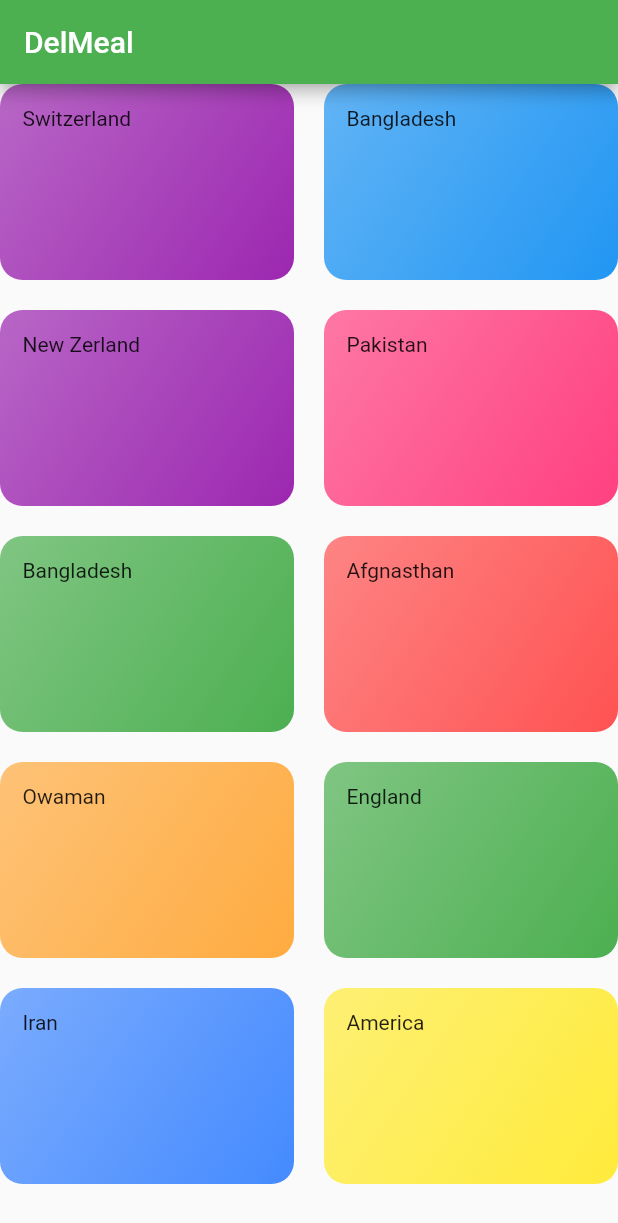
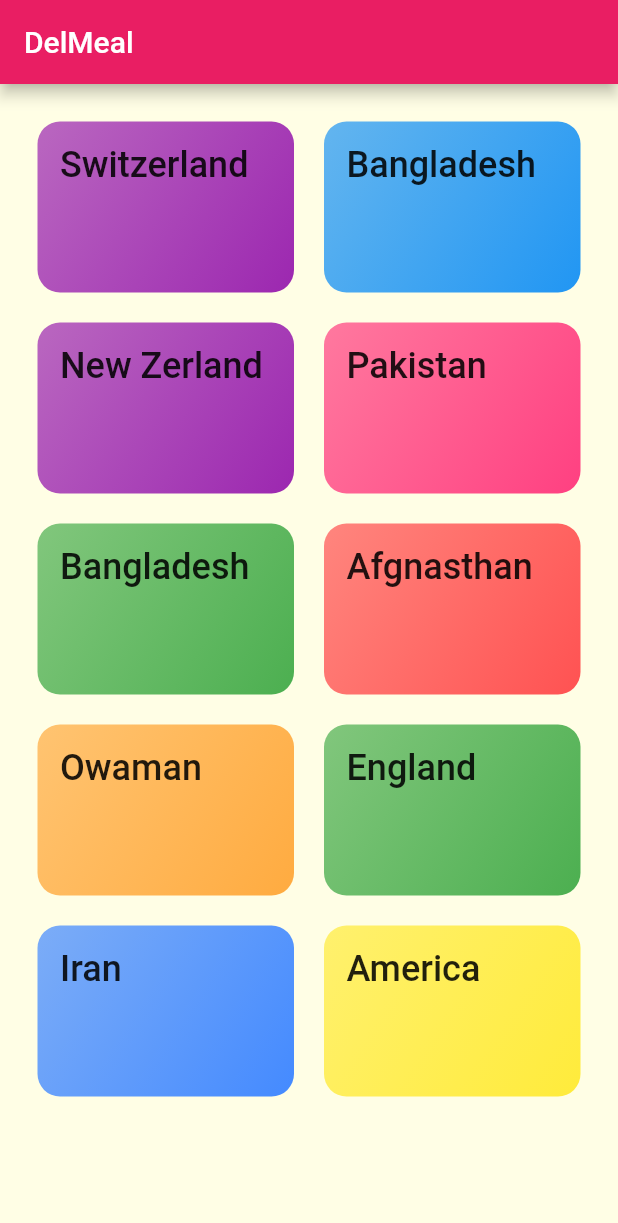
Before and after one commit to alaminsheikh01/Cooking_meal_app, a Flutter app: the screen it shows after launch, on a phone screen of 412 x 824 dp. Shown: the top 1223 px of the screen. Run offline on Flutter 3.47's test engine with Material 2 defaults, Android fonts, the phone set to English and light mode, and no system bars.

Commit message:
font style on card

```diff
--- a/lib/categories_screen.dart
+++ b/lib/categories_screen.dart
@@ -12,6 +12,7 @@
         title: Text('DelMeal'),
       ),
       body: GridView(
+        padding: const EdgeInsets.all(25),
         children: DUMMY_CATEGORIES
             .map(
               (catData) => CategoryItem(catData.title, catData.color),
--- a/lib/category_item.dart
+++ b/lib/category_item.dart
@@ -1,4 +1,4 @@
-import 'package:flutter/cupertino.dart';
+import 'package:flutter/material.dart';
 
 class CategoryItem extends StatelessWidget {
   final String title;
@@ -10,7 +10,10 @@
   Widget build(BuildContext context) {
     return Container(
       padding: const EdgeInsets.all(15),
-      child: Text(title),
+      child: Text(
+        title,
+        style: Theme.of(context).textTheme.title,
+      ),
       decoration: BoxDecoration(
         gradient: LinearGradient(
           colors: [
--- a/lib/main.dart
+++ b/lib/main.dart
@@ -8,28 +8,18 @@
     return MaterialApp(
       title: 'DeliMeals',
       theme: ThemeData(
-        primarySwatch: Colors.green,
+        primarySwatch: Colors.pink,
+        accentColor: Colors.amber,
+        canvasColor: Color.fromRGBO(255, 254, 229, 1),
+        textTheme: ThemeData.light().textTheme.copyWith(
+            body1: TextStyle(
+              color: Color.fromRGBO(20, 51, 51, 1),
+            ),
+            title: TextStyle(
+              fontSize: 24,
+            )),
       ),
       home: CategoriesScreen(),
     );
   }
 }
-
-class MyHomePage extends StatefulWidget {
-  _MyHomePageState createState() => _MyHomePageState();
-}
-
-class _MyHomePageState extends State<MyHomePage> {
-  Widget build(BuildContext context) {
-    return Scaffold(
-      appBar: AppBar(
-        title: Text("DeliMeals"),
-      ),
-      body: Center(
-        child: Text(
-          'Navigation Time',
-        ),
-      ),
-    );
-  }
-}
```
